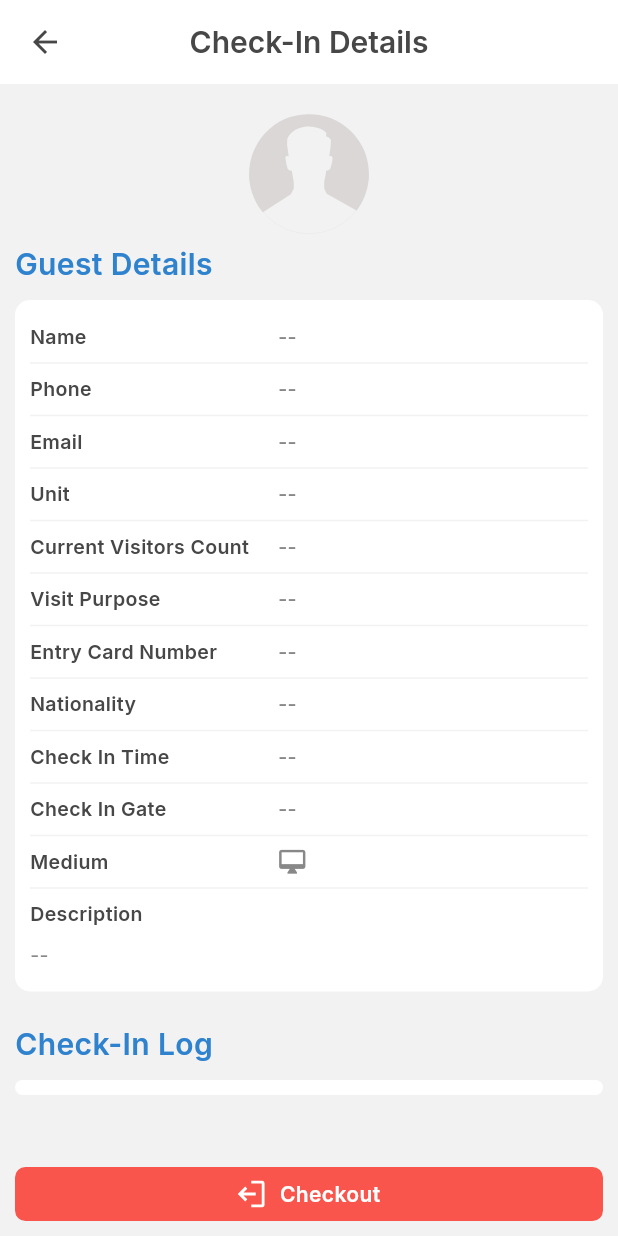
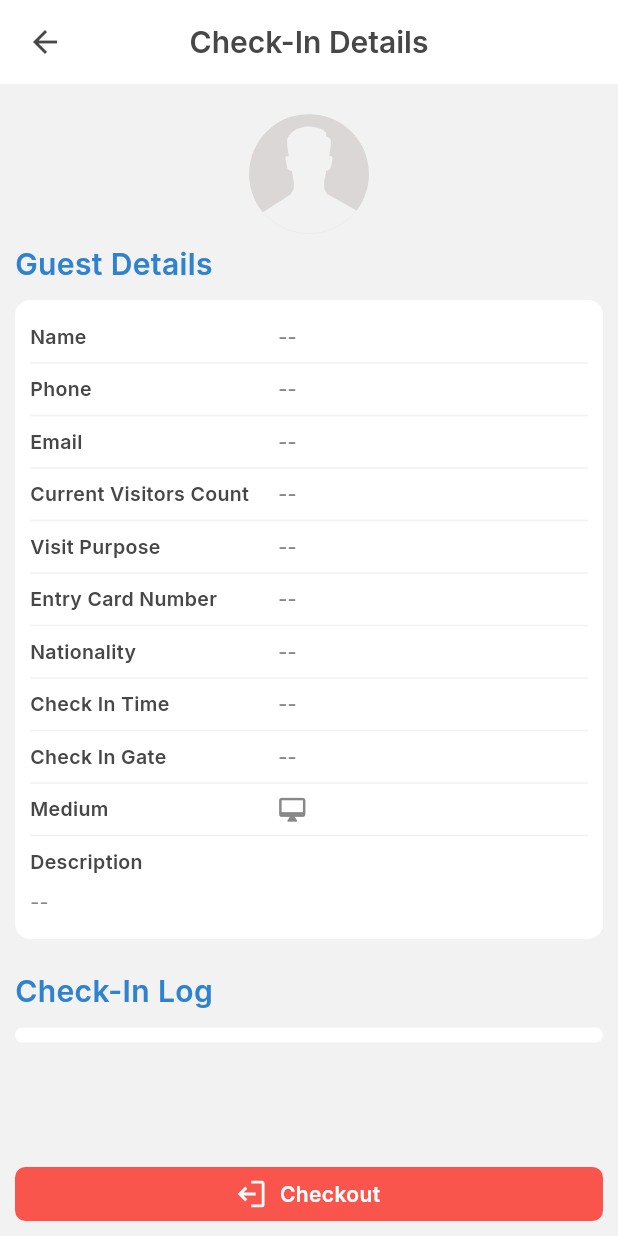
Before and after one commit to Hibba-Syed/VISITORS-MOBILE_pull, a Flutter app: the CheckInDetailsScreen screen opened by its route, on a phone screen of 412 x 824 dp. Run offline on Flutter 3.47's test engine with Material 3 defaults, Android fonts, the phone set to English and light mode, and no system bars; drawn by our look-alikes of readmore; our stand-ins replace cached_network_image, camera, connectivity_plus, convert, dotted_border, dropdown_search and 15 more; missing offline and left inert: cunning_document_scanner, encrypt, google_ml_kit, google_mlkit_text_recognition, mrz_parser, progress_dialog2; accounts and stored records are empty.

Commit message:
changes and bug fixes

```diff
--- a/assets/translations/ar-AE.json
+++ b/assets/translations/ar-AE.json
@@ -310,7 +310,24 @@
     "file": "ملف",
     "pleaseEnterValidEmail": "يرجى إدخال بريد إلكتروني صالح",
     "customService": "خدمة مخصصة",
-    "addOns": "الإضافات"
+    "addOns": "الإضافات",
+    "vendorName": "اسم البائع",
+    "emiratesIdNumber": "رقم الهوية الإماراتية",
+    "emiratesIdIssueDate": "تاريخ إصدار الهوية الإماراتية",
+    "emiratesIdExpiryDate": "تاريخ انتهاء الهوية الإماراتية",
+    "photoIdNumber": "رقم بطاقة الهوية المصورة",
+    "photoIdIssueDate": "تاريخ إصدار بطاقة الهوية المصورة",
+    "photoIdExpiryDate": "تاريخ انتهاء بطاقة الهوية المصورة",
+    "travelDocumentNumber": "رقم وثيقة السفر",
+    "travelDocumentIssueDate": "تاريخ إصدار وثيقة السفر",
+    "travelDocumentExpiryDate": "تاريخ انتهاء وثيقة السفر"
+
+
+
+
+
+
+
 
 
 
--- a/assets/translations/en-US.json
+++ b/assets/translations/en-US.json
@@ -311,7 +311,20 @@
     "file": "File",
     "pleaseEnterValidEmail": "Please enter valid email",
     "customService": "Custom Service",
-    "addOns": "Add Ons"
+    "addOns": "Add Ons",
+    "vendorName": "Vendor Name",
+    "emiratesIdNumber": "Emirates ID Number",
+    "emiratesIdIssueDate": "Emirates ID Issue Date",
+    "emiratesIdExpiryDate": "Emirates ID Expiry Date",
+    "photoIdNumber": "Photo ID Number",
+    "photoIdIssueDate": "Photo ID Issue Date",
+    "photoIdExpiryDate": "Photo ID Expiry Date",
+    "travelDocumentNumber": "Travel Document Number",
+    "travelDocumentIssueDate": "Travel Document Issue Date",
+    "travelDocumentExpiryDate": "Travel Document Expiry Date"
+
+
+
 
 
 
--- a/lib/view/screens/check_ins/detail/check_in_details_screen.dart
+++ b/lib/view/screens/check_ins/detail/check_in_details_screen.dart
@@ -94,10 +94,11 @@ class CheckInDetailsScreen extends StatelessWidget {
                           title: AppUtils.languageTranslate('email'),
                           value: checkIn?.email ?? "--",
                         ),
-                        TitleValueRowDividerDetailsContainerWidget(
-                          title: AppUtils.languageTranslate('unit'),
-                          value: checkIn?.unit?.unitNumber ?? "--",
-                        ),
+                        if (checkIn?.unit?.unitNumber?.isNotEmpty ?? false)
+                          TitleValueRowDividerDetailsContainerWidget(
+                            title: AppUtils.languageTranslate('unit'),
+                            value: checkIn?.unit?.unitNumber ?? "--",
+                          ),
                         TitleValueRowDividerDetailsContainerWidget(
                           title: AppUtils.languageTranslate(
                               'currentVisitorsCount'),
@@ -109,6 +110,76 @@ class CheckInDetailsScreen extends StatelessWidget {
                               ? checkIn?.purpose
                               : "--",
                         ),
+                        if (checkIn?.vendor?.name?.isNotEmpty ?? false)
+                          TitleValueRowDividerDetailsContainerWidget(
+                            title: AppUtils.languageTranslate('vendorName'),
+                            value: checkIn?.vendor?.name ?? "--",
+                          ),
+                        if (checkIn?.visitor?.idNumber?.isNotEmpty ?? false)
+                          TitleValueRowDividerDetailsContainerWidget(
+                            title:
+                                AppUtils.languageTranslate('emiratesIdNumber'),
+                            value: checkIn?.visitor?.idNumber ?? "--",
+                          ),
+                        if (checkIn?.visitor?.idIssueDate != null)
+                          TitleValueRowDividerDetailsContainerWidget(
+                            title: AppUtils.languageTranslate(
+                                'emiratesIdIssueDate'),
+                            value: DateTimeUtil.getFormattedDate(
+                                checkIn?.visitor?.idIssueDate),
+                          ),
+                        if (checkIn?.visitor?.idExpiryDate != null)
+                          TitleValueRowDividerDetailsContainerWidget(
+                            title: AppUtils.languageTranslate(
+                                'emiratesIdExpiryDate'),
+                            value: DateTimeUtil.getFormattedDate(
+                                checkIn?.visitor?.idExpiryDate),
+                          ),
+                        if (checkIn?.visitor?.photoIdNumber?.isNotEmpty ??
+                            false)
+                          TitleValueRowDividerDetailsContainerWidget(
+                            title: AppUtils.languageTranslate('photoIdNumber'),
+                            value: checkIn?.visitor?.photoIdNumber ?? "--",
+                          ),
+                        if (checkIn?.visitor?.photoIdIssueDate?.isNotEmpty ??
+                            false)
+                          TitleValueRowDividerDetailsContainerWidget(
+                            title:
+                                AppUtils.languageTranslate('photoIdIssueDate'),
+                            value: DateTimeUtil.getFormattedDate(
+                                checkIn?.visitor?.photoIdIssueDate),
+                          ),
+                        if (checkIn?.visitor?.photoIdExpiryDate?.isNotEmpty ??
+                            false)
+                          TitleValueRowDividerDetailsContainerWidget(
+                            title:
+                                AppUtils.languageTranslate('photoIdExpiryDate'),
+                            value: DateTimeUtil.getFormattedDate(
+                                checkIn?.visitor?.photoIdExpiryDate),
+                          ),
+                        if (checkIn?.visitor?.passportNumber?.isNotEmpty ??
+                            false)
+                          TitleValueRowDividerDetailsContainerWidget(
+                            title: AppUtils.languageTranslate(
+                                'travelDocumentNumber'),
+                            value: checkIn?.visitor?.passportNumber ?? "--",
+                          ),
+                        if (checkIn?.visitor?.passportIssueDate?.isNotEmpty ??
+                            false)
+                          TitleValueRowDividerDetailsContainerWidget(
+                            title: AppUtils.languageTranslate(
+                                'travelDocumentIssueDate'),
+                            value: DateTimeUtil.getFormattedDate(
+                                checkIn?.visitor?.passportIssueDate),
+                          ),
+                        if (checkIn?.visitor?.passportExpiryDate?.isNotEmpty ??
+                            false)
+                          TitleValueRowDividerDetailsContainerWidget(
+                            title: AppUtils.languageTranslate(
+                                'travelDocumentExpiryDate'),
+                            value: DateTimeUtil.getFormattedDate(
+                                checkIn?.visitor?.passportExpiryDate),
+                          ),
                         TitleValueRowDividerDetailsContainerWidget(
                           title: AppUtils.languageTranslate('entryCardNumber'),
                           value: checkIn?.entryCardNumber ?? "--",
--- a/lib/view/screens/visitor passes/visitor_passes_screen.dart
+++ b/lib/view/screens/visitor passes/visitor_passes_screen.dart
@@ -118,7 +118,7 @@ class _VisitorPassesScreenState extends State<VisitorPassesScreen> {
                                     company:
                                         visitorPass?.visitorCompany ?? "--",
                                     isActiveCheckins:
-                                        visitorPass?.activeCheckInsCount == 1
+                                        (visitorPass?.activeCheckInsCount??0) >= 1
                                             ? true
                                             : false,
                                     checkInOnPressed: () {
```
